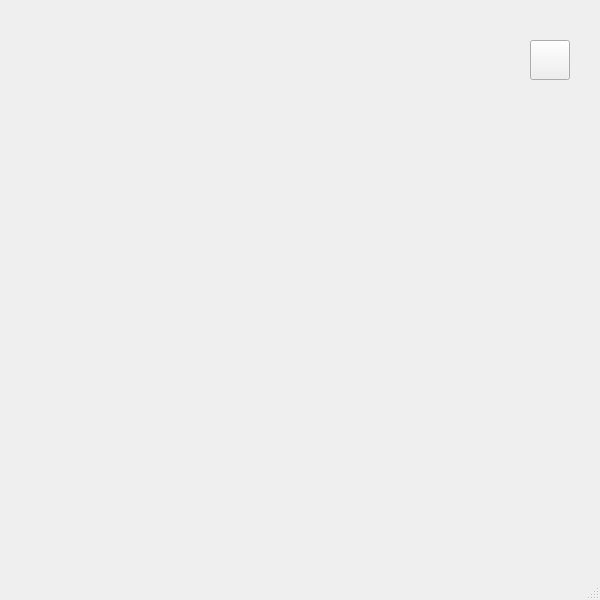
Before: the Qt Designer form 학원 수업/HELLO_PYTHON/day08/my_tetris02.ui in dododol/academe, drawn with Qt 5.
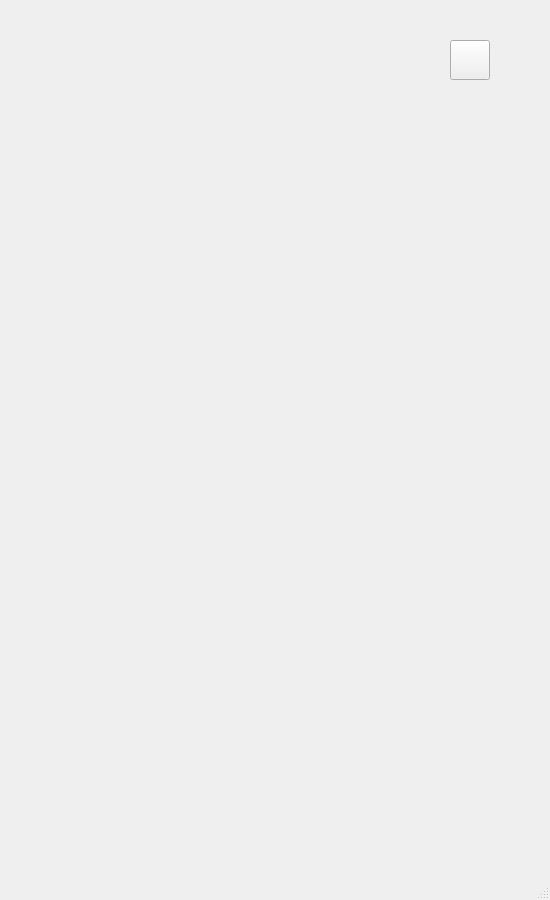
After: the same form once the commit is applied. Icons and pictures are not drawn.

Diff of the .ui file:
```diff
--- a/학원 수업/HELLO_PYTHON/day08/my_tetris02.ui
+++ b/학원 수업/HELLO_PYTHON/day08/my_tetris02.ui
@@ -6,8 +6,8 @@
    <rect>
     <x>0</x>
     <y>0</y>
-    <width>600</width>
-    <height>600</height>
+    <width>550</width>
+    <height>900</height>
    </rect>
   </property>
   <property name="windowTitle">
@@ -17,7 +17,7 @@
    <widget class="QLabel" name="lbl">
     <property name="geometry">
      <rect>
-      <x>530</x>
+      <x>450</x>
       <y>100</y>
       <width>40</width>
       <height>40</height>
@@ -33,7 +33,7 @@
    <widget class="QPushButton" name="pb">
     <property name="geometry">
      <rect>
-      <x>530</x>
+      <x>450</x>
       <y>40</y>
       <width>40</width>
       <height>40</height>
```
Left out of the diff: 2 changed lines with no effect on the pictures.
